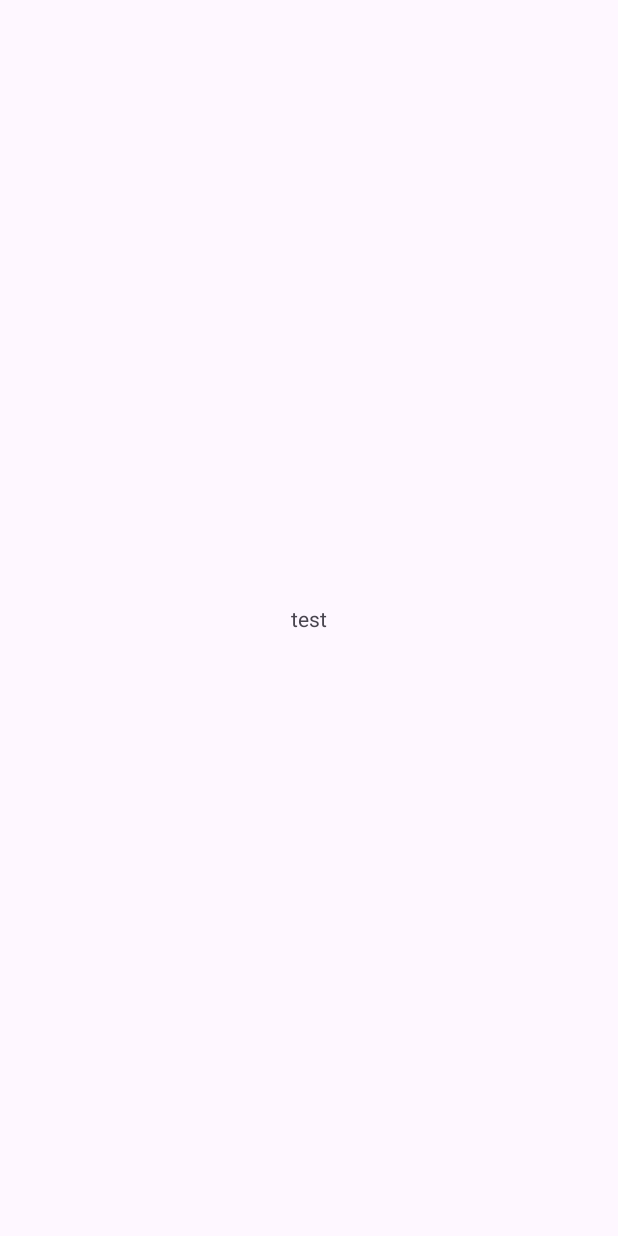
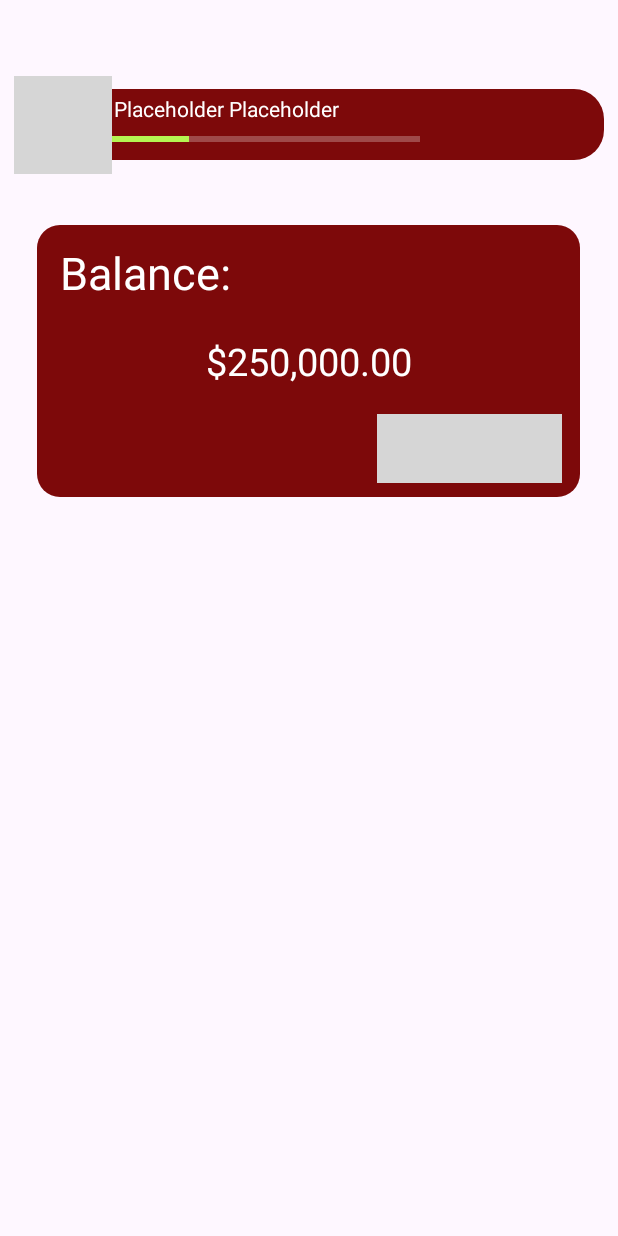
Before and after one commit to WinsalotNot/Servigo_v1, an Android app: the screen it shows after launch (MainActivity), on a phone screen of 412 x 824 dp. Before the commit the screen is almost empty. Run offline under Robolectric (Android 15) with nearby library versions, the phone set to English and light mode, and no system bars; grey boxes are pictures that could not be loaded.

Commit message:
current progress, NOT GOOD ENOUGH!

```diff
--- a/app/build.gradle.kts
+++ b/app/build.gradle.kts
@@ -42,6 +42,8 @@ dependencies {
     implementation(libs.material)
     implementation(libs.androidx.activity)
     implementation(libs.androidx.constraintlayout)
+    implementation(libs.androidx.navigation.fragment.ktx)
+    implementation(libs.androidx.navigation.ui.ktx)
     testImplementation(libs.junit)
     androidTestImplementation(libs.androidx.junit)
     androidTestImplementation(libs.androidx.espresso.core)
--- /dev/null
+++ b/app/src/main/java/com/example/servigo/DetailsFragment.kt
@@ -0,0 +1,62 @@
+package com.example.servigo
+
+import android.os.Bundle
+import androidx.fragment.app.Fragment
+import android.view.LayoutInflater
+import android.view.View
+import android.view.ViewGroup
+import android.widget.TextView
+import androidx.navigation.Navigation
+
+// TODO: Rename parameter arguments, choose names that match
+// the fragment initialization parameters, e.g. ARG_ITEM_NUMBER
+private const val ARG_PARAM1 = "param1"
+private const val ARG_PARAM2 = "param2"
+
+/**
+ * A simple [Fragment] subclass.
+ * Use the [DetailsFragment.newInstance] factory method to
+ * create an instance of this fragment.
+ */
+class DetailsFragment : Fragment() {
+    // TODO: Rename and change types of parameters
+    private var param1: String? = null
+    private var param2: String? = null
+
+    override fun onCreate(savedInstanceState: Bundle?) {
+        super.onCreate(savedInstanceState)
+        arguments?.let {
+            param1 = it.getString(ARG_PARAM1)
+            param2 = it.getString(ARG_PARAM2)
+        }
+    }
+
+    override fun onCreateView(
+        inflater: LayoutInflater, container: ViewGroup?,
+        savedInstanceState: Bundle?
+    ): View? {
+        // Inflate the layout for this fragment
+        val view = inflater.inflate(R.layout.fragment_details, container, false)
+        return view
+    }
+
+    companion object {
+        /**
+         * Use this factory method to create a new instance of
+         * this fragment using the provided parameters.
+         *
+         * @param param1 Parameter 1.
+         * @param param2 Parameter 2.
+         * @return A new instance of fragment DetailsFragment.
+         */
+        // TODO: Rename and change types and number of parameters
+        @JvmStatic
+        fun newInstance(param1: String, param2: String) =
+            DetailsFragment().apply {
+                arguments = Bundle().apply {
+                    putString(ARG_PARAM1, param1)
+                    putString(ARG_PARAM2, param2)
+                }
+            }
+    }
+}
--- /dev/null
+++ b/app/src/main/java/com/example/servigo/HomeFragment.kt
@@ -0,0 +1,65 @@
+package com.example.servigo
+
+import android.os.Bundle
+import androidx.fragment.app.Fragment
+import android.view.LayoutInflater
+import android.view.View
+import android.view.ViewGroup
+import android.widget.TextView
+import androidx.navigation.Navigation
+
+// TODO: Rename parameter arguments, choose names that match
+// the fragment initialization parameters, e.g. ARG_ITEM_NUMBER
+private const val ARG_PARAM1 = "param1"
+private const val ARG_PARAM2 = "param2"
+
+/**
+ * A simple [Fragment] subclass.
+ * Use the [HomeFragment.newInstance] factory method to
+ * create an instance of this fragment.
+ */
+class HomeFragment : Fragment() {
+    // TODO: Rename and change types of parameters
+    private var param1: String? = null
+    private var param2: String? = null
+
+    override fun onCreate(savedInstanceState: Bundle?) {
+        super.onCreate(savedInstanceState)
+        arguments?.let {
+            param1 = it.getString(ARG_PARAM1)
+            param2 = it.getString(ARG_PARAM2)
+        }
+    }
+
+    override fun onCreateView(
+        inflater: LayoutInflater, container: ViewGroup?,
+        savedInstanceState: Bundle?
+    ): View? {
+        // Inflate the layout for this fragment
+        val view = inflater.inflate(R.layout.fragment_home, container, false)
+
+        return view
+    }
+
+
+
+    companion object {
+        /**
+         * Use this factory method to create a new instance of
+         * this fragment using the provided parameters.
+         *
+         * @param param1 Parameter 1.
+         * @param param2 Parameter 2.
+         * @return A new instance of fragment HomeFragment.
+         */
+        // TODO: Rename and change types and number of parameters
+        @JvmStatic
+        fun newInstance(param1: String, param2: String) =
+            HomeFragment().apply {
+                arguments = Bundle().apply {
+                    putString(ARG_PARAM1, param1)
+                    putString(ARG_PARAM2, param2)
+                }
+            }
+    }
+}
--- a/app/src/main/java/com/example/servigo/MainActivity.kt
+++ b/app/src/main/java/com/example/servigo/MainActivity.kt
@@ -1,6 +1,8 @@
 package com.example.servigo
 
 import android.os.Bundle
+import android.view.Window
+import android.view.WindowManager
 import androidx.activity.enableEdgeToEdge
 import androidx.appcompat.app.AppCompatActivity
 import androidx.core.view.ViewCompat
@@ -11,6 +13,7 @@ class MainActivity : AppCompatActivity() {
         super.onCreate(savedInstanceState)
         enableEdgeToEdge()
         setContentView(R.layout.activity_main)
+
         ViewCompat.setOnApplyWindowInsetsListener(findViewById(R.id.main)) { v, insets ->
             val systemBars = insets.getInsets(WindowInsetsCompat.Type.systemBars())
             v.setPadding(systemBars.left, systemBars.top, systemBars.right, systemBars.bottom)
--- /dev/null
+++ b/app/src/main/res/drawable/island_bar.xml
@@ -0,0 +1,5 @@
+<?xml version="1.0" encoding="utf-8"?>
+<shape xmlns:android="http://schemas.android.com/apk/res/android" android:shape="rectangle">
+    <solid android:color="@color/dark_red"></solid>
+    <corners android:radius="20dp"></corners>
+</shape>
--- /dev/null
+++ b/app/src/main/res/drawable/wallet.xml
@@ -0,0 +1,5 @@
+<?xml version="1.0" encoding="utf-8"?>
+<shape xmlns:android="http://schemas.android.com/apk/res/android" android:shape="rectangle">
+    <solid android:color="@color/dark_red"></solid>
+    <corners android:radius="15dp"></corners>
+</shape>
--- a/app/src/main/res/layout/activity_main.xml
+++ b/app/src/main/res/layout/activity_main.xml
@@ -1,19 +1,22 @@
 <?xml version="1.0" encoding="utf-8"?>
-<androidx.constraintlayout.widget.ConstraintLayout xmlns:android="http://schemas.android.com/apk/res/android"
+<LinearLayout xmlns:android="http://schemas.android.com/apk/res/android"
     xmlns:app="http://schemas.android.com/apk/res-auto"
     xmlns:tools="http://schemas.android.com/tools"
     android:id="@+id/main"
     android:layout_width="match_parent"
     android:layout_height="match_parent"
+    android:fitsSystemWindows="true"
     tools:context=".MainActivity">
 
-    <TextView
-        android:layout_width="wrap_content"
-        android:layout_height="wrap_content"
-        android:text="@string/test"
-        app:layout_constraintBottom_toBottomOf="parent"
-        app:layout_constraintEnd_toEndOf="parent"
-        app:layout_constraintStart_toStartOf="parent"
-        app:layout_constraintTop_toTopOf="parent" />
 
-</androidx.constraintlayout.widget.ConstraintLayout>
+    <androidx.fragment.app.FragmentContainerView
+        android:id="@+id/fragmentContainerView2"
+        android:name="androidx.navigation.fragment.NavHostFragment"
+        android:layout_width="match_parent"
+        android:layout_height="match_parent"
+        android:layout_weight="0"
+        android:layout_gravity="top"
+        app:defaultNavHost="true"
+        app:navGraph="@navigation/my_nav" />
+
+</LinearLayout>
--- /dev/null
+++ b/app/src/main/res/layout/fragment_details.xml
@@ -0,0 +1,21 @@
+<?xml version="1.0" encoding="utf-8"?>
+<androidx.constraintlayout.widget.ConstraintLayout xmlns:android="http://schemas.android.com/apk/res/android"
+    xmlns:app="http://schemas.android.com/apk/res-auto"
+    xmlns:tools="http://schemas.android.com/tools"
+    android:id="@+id/frameLayout2"
+    android:layout_width="match_parent"
+    android:layout_height="match_parent"
+    tools:context=".DetailsFragment">
+
+    <!-- TODO: Update blank fragment layout -->
+    <TextView
+        android:id="@+id/textView2"
+        android:layout_width="0dp"
+        android:layout_height="0dp"
+        android:text="@string/test"
+        app:layout_constraintBottom_toBottomOf="parent"
+        app:layout_constraintEnd_toEndOf="parent"
+        app:layout_constraintStart_toStartOf="parent"
+        app:layout_constraintTop_toTopOf="parent" />
+
+</androidx.constraintlayout.widget.ConstraintLayout>
--- /dev/null
+++ b/app/src/main/res/layout/fragment_home.xml
@@ -0,0 +1,131 @@
+<?xml version="1.0" encoding="utf-8"?>
+<androidx.constraintlayout.widget.ConstraintLayout xmlns:android="http://schemas.android.com/apk/res/android"
+    xmlns:app="http://schemas.android.com/apk/res-auto"
+    xmlns:tools="http://schemas.android.com/tools"
+    android:id="@+id/frameLayout"
+    android:layout_width="match_parent"
+    android:layout_height="match_parent"
+    tools:context=".HomeFragment">
+
+
+    <ImageView
+        android:id="@+id/imageView"
+        android:layout_width="393dp"
+        android:layout_height="47dp"
+        android:layout_marginStart="9dp"
+        android:layout_marginTop="9dp"
+        android:layout_marginEnd="9dp"
+        android:layout_marginBottom="668dp"
+        android:contentDescription="@string/island_bar"
+        android:src="@drawable/island_bar"
+        app:layout_constraintBottom_toBottomOf="parent"
+        app:layout_constraintEnd_toEndOf="parent"
+        app:layout_constraintStart_toStartOf="parent"
+        app:layout_constraintTop_toTopOf="parent" />
+
+    <ImageView
+        android:id="@+id/imageView2"
+        android:layout_width="65dp"
+        android:layout_height="65dp"
+        android:layout_marginEnd="328dp"
+        android:contentDescription="@string/icon_acc"
+        android:src="@drawable/account_icon"
+        app:layout_constraintBottom_toBottomOf="@+id/imageView"
+        app:layout_constraintEnd_toEndOf="@+id/imageView"
+        app:layout_constraintStart_toStartOf="@+id/imageView"
+        app:layout_constraintTop_toTopOf="@+id/imageView" />
+
+    <TextView
+        android:id="@+id/textView4"
+        android:layout_width="wrap_content"
+        android:layout_height="wrap_content"
+        android:layout_marginTop="3dp"
+        android:layout_marginEnd="176dp"
+        android:layout_marginBottom="25dp"
+        android:text="@string/acc_name"
+        android:textColor="@color/white"
+        app:layout_constraintBottom_toBottomOf="@+id/imageView"
+        app:layout_constraintEnd_toEndOf="@+id/imageView"
+        app:layout_constraintStart_toEndOf="@+id/imageView2"
+        app:layout_constraintTop_toTopOf="@+id/imageView" />
+
+    <ProgressBar
+        android:id="@+id/progressBar"
+        style="?android:attr/progressBarStyleHorizontal"
+        android:layout_width="205dp"
+        android:layout_height="15dp"
+        android:layout_marginTop="3dp"
+        android:layout_marginEnd="123dp"
+        android:progress="25"
+        android:progressBackgroundTint="@color/white"
+        android:progressTint="@color/xp_green"
+        app:layout_constraintEnd_toEndOf="@+id/imageView"
+        app:layout_constraintStart_toEndOf="@+id/imageView2"
+        app:layout_constraintTop_toBottomOf="@+id/textView4" />
+
+    <ImageView
+        android:id="@+id/imageView3"
+        android:layout_width="362dp"
+        android:layout_height="181dp"
+        android:layout_marginStart="25dp"
+        android:layout_marginTop="16dp"
+        android:layout_marginEnd="25dp"
+        android:layout_marginBottom="465dp"
+        android:contentDescription="@string/wallet"
+        android:src="@drawable/wallet"
+        app:layout_constraintBottom_toBottomOf="parent"
+        app:layout_constraintEnd_toEndOf="parent"
+        app:layout_constraintHorizontal_bias="1.0"
+        app:layout_constraintStart_toStartOf="parent"
+        app:layout_constraintTop_toBottomOf="@+id/imageView" />
+
+    <TextView
+        android:id="@+id/textView"
+        android:layout_width="118dp"
+        android:layout_height="38dp"
+        android:layout_marginStart="15dp"
+        android:layout_marginTop="11dp"
+        android:layout_marginEnd="229dp"
+        android:layout_marginBottom="132dp"
+        android:text="@string/balance"
+        android:textColor="@color/white"
+        android:textSize="30sp"
+        app:layout_constraintBottom_toBottomOf="@+id/imageView3"
+        app:layout_constraintEnd_toEndOf="@+id/imageView3"
+        app:layout_constraintStart_toStartOf="@+id/imageView3"
+        app:layout_constraintTop_toTopOf="@+id/imageView3" />
+
+    <TextView
+        android:id="@+id/textView3"
+        android:layout_width="wrap_content"
+        android:layout_height="wrap_content"
+        android:layout_marginStart="112dp"
+        android:layout_marginTop="24dp"
+        android:layout_marginEnd="112dp"
+        android:layout_marginBottom="74dp"
+        android:text="@string/test_balance"
+        android:textColor="@color/white"
+        android:textSize="25sp"
+        app:layout_constraintBottom_toBottomOf="@+id/imageView3"
+        app:layout_constraintEnd_toEndOf="@+id/imageView3"
+        app:layout_constraintStart_toStartOf="@+id/imageView3"
+        app:layout_constraintTop_toBottomOf="@+id/textView" />
+
+    <Button
+        android:id="@+id/button3"
+        android:layout_width="123dp"
+        android:layout_height="46dp"
+        android:layout_marginStart="250dp"
+        android:layout_marginTop="20dp"
+        android:layout_marginEnd="19dp"
+        android:layout_marginBottom="15dp"
+        android:background="@drawable/rectangle_button"
+        android:text="Button"
+        app:layout_constraintBottom_toBottomOf="@+id/imageView3"
+        app:layout_constraintEnd_toEndOf="@+id/imageView3"
+        app:layout_constraintHorizontal_bias="0.782"
+        app:layout_constraintStart_toStartOf="@+id/imageView3"
+        app:layout_constraintTop_toBottomOf="@+id/textView3"
+        app:layout_constraintVertical_bias="0.25" />
+
+</androidx.constraintlayout.widget.ConstraintLayout>
--- /dev/null
+++ b/app/src/main/res/navigation/my_nav.xml
@@ -0,0 +1,29 @@
+<?xml version="1.0" encoding="utf-8"?>
+<navigation xmlns:android="http://schemas.android.com/apk/res/android"
+    xmlns:app="http://schemas.android.com/apk/res-auto"
+    xmlns:tools="http://schemas.android.com/tools"
+    android:id="@+id/my_nav"
+    app:startDestination="@id/homeFragment2">
+    <fragment
+        android:id="@+id/homeFragment2"
+        android:name="com.example.servigo.HomeFragment"
+        android:label="fragment_home"
+        tools:layout="@layout/fragment_home" >
+        <action
+            android:id="@+id/nav_home_to_details"
+            app:destination="@id/detailsFragment2"
+            app:enterAnim="@android:anim/slide_in_left"
+            app:exitAnim="@anim/nav_default_pop_exit_anim" />
+    </fragment>
+    <fragment
+        android:id="@+id/detailsFragment2"
+        android:name="com.example.servigo.DetailsFragment"
+        android:label="fragment_details"
+        tools:layout="@layout/fragment_details" >
+        <action
+            android:id="@+id/nav_details_to_home"
+            app:destination="@id/homeFragment2"
+            app:enterAnim="@android:anim/slide_out_right"
+            app:exitAnim="@anim/nav_default_pop_exit_anim" />
+    </fragment>
+</navigation>
--- a/app/src/main/res/values/colors.xml
+++ b/app/src/main/res/values/colors.xml
@@ -2,4 +2,9 @@
 <resources>
     <color name="black">#FF000000</color>
     <color name="white">#FFFFFFFF</color>
+    <color name="dark_red">#7D090A</color>
+    <color name="light_red">#BF3130</color>
+    <color name="xp_green">#B5F452</color>
+    <color name="brownish_yellow">#EAD296</color>
+    <color name="light_brownish_yellow">#F3EEC8</color>
 </resources>
--- a/app/src/main/res/values/strings.xml
+++ b/app/src/main/res/values/strings.xml
@@ -1,4 +1,11 @@
 <resources>
     <string name="app_name">Servigo</string>
     <string name="test">test</string>
+    <!-- TODO: Remove or change this placeholder text -->
+    <string name="icon_acc">icon of account</string>
+    <string name="island_bar">island bar design</string>
+    <string name="acc_name">Placeholder Placeholder</string>
+    <string name="wallet">This is the wallet</string>
+    <string name="balance">Balance:</string>
+    <string name="test_balance">$250,000.00</string>
 </resources>
--- a/app/src/main/res/values/themes.xml
+++ b/app/src/main/res/values/themes.xml
@@ -1,8 +1,6 @@
 <resources xmlns:tools="http://schemas.android.com/tools">
     <!-- Base application theme. -->
     <style name="Base.Theme.Servigo" parent="Theme.Material3.DayNight.NoActionBar">
-        <!-- Customize your light theme here. -->
-        <!-- <item name="colorPrimary">@color/my_light_primary</item> -->
     </style>
 
     <style name="Theme.Servigo" parent="Base.Theme.Servigo" />
--- a/gradle/libs.versions.toml
+++ b/gradle/libs.versions.toml
@@ -9,6 +9,8 @@ appcompat = "1.7.0"
 material = "1.12.0"
 activity = "1.9.2"
 constraintlayout = "2.1.4"
+navigationFragmentKtx = "2.8.2"
+navigationUiKtx = "2.8.2"
 
 [libraries]
 androidx-core-ktx = { group = "androidx.core", name = "core-ktx", version.ref = "coreKtx" }
@@ -19,6 +21,8 @@ androidx-appcompat = { group = "androidx.appcompat", name = "appcompat", version
 material = { group = "com.google.android.material", name = "material", version.ref = "material" }
 androidx-activity = { group = "androidx.activity", name = "activity", version.ref = "activity" }
 androidx-constraintlayout = { group = "androidx.constraintlayout", name = "constraintlayout", version.ref = "constraintlayout" }
+androidx-navigation-fragment-ktx = { group = "androidx.navigation", name = "navigation-fragment-ktx", version.ref = "navigationFragmentKtx" }
+androidx-navigation-ui-ktx = { group = "androidx.navigation", name = "navigation-ui-ktx", version.ref = "navigationUiKtx" }
 
 [plugins]
 android-application = { id = "com.android.application", version.ref = "agp" }
```
Also changed, not shown: app/src/main/res/drawable/xp_bar.png (added).
